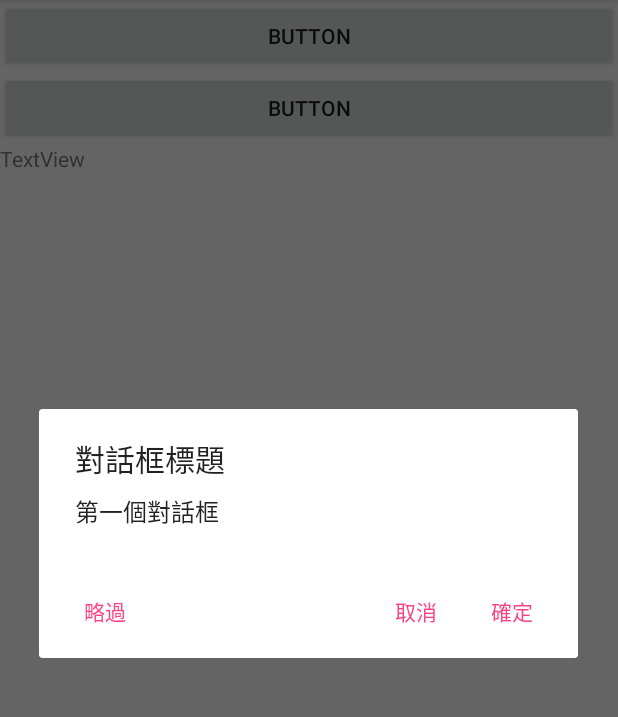
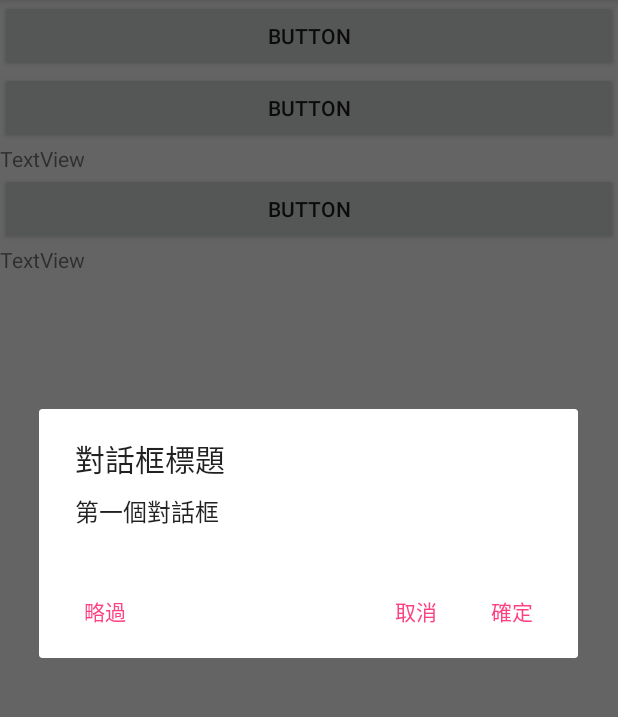
Before and after one commit to Shaojung/YVTC070506, an Android app: the screen it shows after launch (MainActivity), after a tap on "BUTTON", on a phone screen of 412 x 824 dp, the part 84-801 px from its top. Run offline under Robolectric (Android 15) with nearby library versions, the phone set to English and light mode, and no system bars.

```diff
--- a/app/src/main/res/layout/activity_main.xml
+++ b/app/src/main/res/layout/activity_main.xml
@@ -26,4 +26,17 @@
         android:layout_width="match_parent"
         android:layout_height="wrap_content"
         android:text="TextView" />
+
+    <Button
+        android:id="@+id/button5"
+        android:layout_width="match_parent"
+        android:layout_height="wrap_content"
+        android:onClick="click3"
+        android:text="Button" />
+
+    <TextView
+        android:id="@+id/textView2"
+        android:layout_width="match_parent"
+        android:layout_height="wrap_content"
+        android:text="TextView" />
 </LinearLayout>
```
Also changed, not shown: app/src/main/java/com/example/yvtc/yvtc070506/MainActivity.java (+17 -0 lines).
